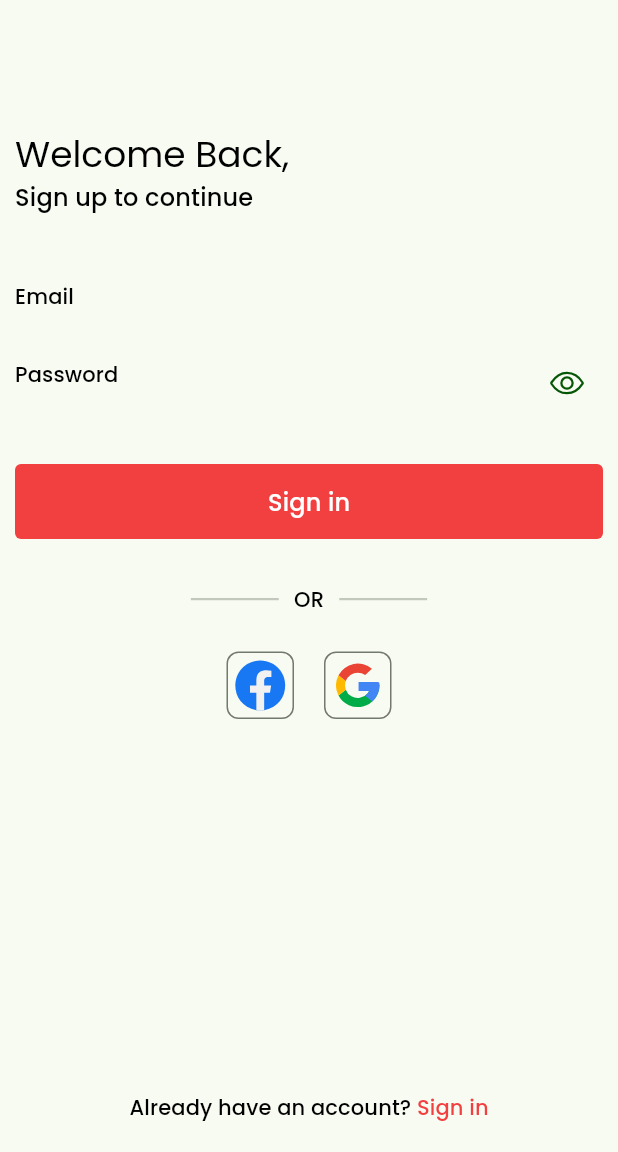
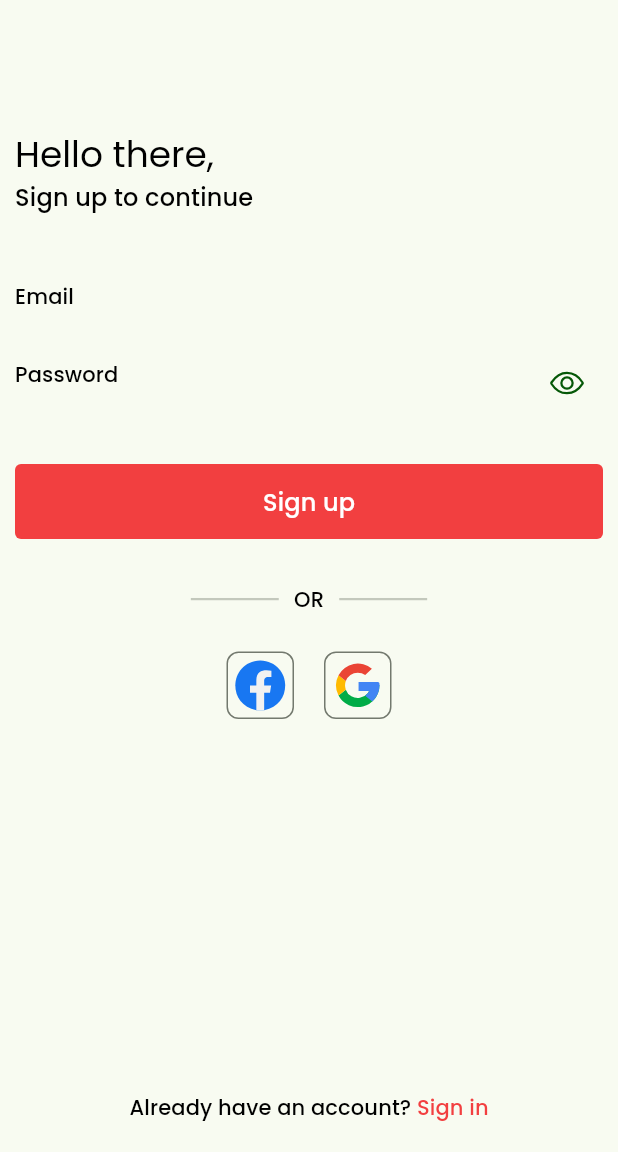
Before and after one commit to roshandroids/yts_mobile, a Flutter app: the SignupScreen screen opened by its route, on a phone screen of 412 x 824 dp, the part 84-1236 px from its top. Run offline on Flutter 3.47's test engine with Material 2 defaults, Android fonts, the light colour scheme and no system bars; our stand-ins replace another_flushbar, cached_network_image, clock, dartz, dio, equatable and 14 more; accounts and stored records are empty; generated files the repository leaves out were written again; project files that could hold a hidden picture were left out.

Commit message:
Signup and login with email implemented

```diff
--- a/lib/core/extensions/extensions.dart
+++ b/lib/core/extensions/extensions.dart
@@ -1,2 +1,4 @@
+export 'auth_exception_extension.dart';
 export 'list_extension.dart';
+export 'snackbar_extension.dart';
 export 'string_hardcoded.dart';
--- a/lib/core/theme/app_theme.dart
+++ b/lib/core/theme/app_theme.dart
@@ -62,4 +62,6 @@ extension CoreColors on ThemeData {
   Color get coreRed => const Color.fromRGBO(242, 63, 64, 1);
   Color get coreWhite => const Color.fromARGB(255, 255, 255, 255);
   Color get coreTransparent => const Color.fromRGBO(0, 0, 0, 0);
+  Color get coreBlack => const Color.fromRGBO(0, 0, 0, 1);
+  Color get coreGreen => const Color.fromRGBO(76, 175, 80, 1);
 }
--- a/lib/core/widgets/custom_button.dart
+++ b/lib/core/widgets/custom_button.dart
@@ -23,7 +23,13 @@ class CustomButton extends StatelessWidget {
   @override
   Widget build(BuildContext context) {
     final size = MediaQuery.of(context).size;
-    return Container(
+    return InkWell(
+      splashFactory: NoSplash.splashFactory,
+      splashColor: Theme.of(context).coreTransparent,
+      focusColor: Theme.of(context).coreTransparent,
+      highlightColor: Theme.of(context).coreTransparent,
+      onTap: onTap,
+      child: Container(
         width: width ?? size.width,
         height: height ?? 50,
         alignment: Alignment.center,
@@ -45,6 +51,7 @@ class CustomButton extends StatelessWidget {
                         .subtitle1
                         ?.copyWith(color: Theme.of(context).coreWhite),
               ),
+      ),
     );
   }
 }
--- a/lib/core/widgets/custom_text_field.dart
+++ b/lib/core/widgets/custom_text_field.dart
@@ -1,5 +1,6 @@
 import 'package:flutter/material.dart';
 import 'package:flutter/services.dart';
+import 'package:yts_mobile/core/core.dart';
 
 class CustomTextField extends StatelessWidget {
   const CustomTextField({
@@ -51,6 +52,10 @@ class CustomTextField extends StatelessWidget {
               hintStyle: hintStyle ?? Theme.of(context).textTheme.subtitle2,
               labelText: labelText,
               labelStyle: labelStyle ?? Theme.of(context).textTheme.subtitle2,
+              errorStyle: Theme.of(context)
+                  .textTheme
+                  .bodyText2
+                  ?.copyWith(color: Theme.of(context).coreRed),
               enabledBorder:
                   const UnderlineInputBorder(borderSide: BorderSide.none),
               border: const UnderlineInputBorder(borderSide: BorderSide.none),
--- a/lib/feature/auth/application/application.dart
+++ b/lib/feature/auth/application/application.dart
@@ -1,2 +1,3 @@
 export 'auth_controller.dart';
 export 'auth_status_provider.dart';
+export 'firebase_auth_provider.dart';
--- a/lib/feature/auth/application/auth_status_provider.dart
+++ b/lib/feature/auth/application/auth_status_provider.dart
@@ -1,6 +1,7 @@
 import 'package:firebase_auth/firebase_auth.dart';
 import 'package:flutter_riverpod/flutter_riverpod.dart';
+import 'package:yts_mobile/feature/auth/auth.dart';
 
 final authProvider = StreamProvider<User?>((ref) {
-  return FirebaseAuth.instance.authStateChanges();
+  return ref.read(firebaseAuthProvider).authStateChanges();
 });
--- /dev/null
+++ b/lib/feature/auth/application/firebase_auth_provider.dart
@@ -0,0 +1,6 @@
+import 'package:firebase_auth/firebase_auth.dart';
+import 'package:flutter_riverpod/flutter_riverpod.dart';
+
+final firebaseAuthProvider = Provider<FirebaseAuth>((ref) {
+  return FirebaseAuth.instance;
+});
--- a/lib/feature/auth/infrastructure/models/user_model.dart
+++ b/lib/feature/auth/infrastructure/models/user_model.dart
@@ -0,0 +1,14 @@
+import 'package:freezed_annotation/freezed_annotation.dart';
+part 'user_model.freezed.dart';
+part 'user_model.g.dart';
+
+@freezed
+class UserModel with _$UserModel {
+  const factory UserModel({
+    required String email,
+    required String userId,
+    @Default(false) bool emailVerified,
+  }) = _UserModel;
+  factory UserModel.fromJson(Map<String, dynamic> json) =>
+      _$UserModelFromJson(json);
+}
--- a/lib/feature/auth/presentation/signup_screen.dart
+++ b/lib/feature/auth/presentation/signup_screen.dart
@@ -5,6 +5,7 @@ import 'package:flutter_riverpod/flutter_riverpod.dart';
 import 'package:flutter_vector_icons/flutter_vector_icons.dart';
 import 'package:go_router/go_router.dart';
 import 'package:yts_mobile/core/core.dart';
+import 'package:yts_mobile/feature/auth/auth.dart';
 import 'package:yts_mobile/feature/auth/presentation/widgets/social_login_button.dart';
 
 class SignupScreen extends ConsumerStatefulWidget {
@@ -18,6 +19,7 @@ class _SignupScreenState extends ConsumerState<SignupScreen> {
   late final TextEditingController _emailController;
   late final TextEditingController _passwordController;
   late final ValueNotifier<bool> _showPassword;
+  final _formKey = GlobalKey<FormState>();
   @override
   void initState() {
     _emailController = TextEditingController();
@@ -26,10 +28,32 @@ class _SignupScreenState extends ConsumerState<SignupScreen> {
     super.initState();
   }
 
+  Future<void> signup() async {
+    FocusScope.of(context).unfocus();
+    if (_formKey.currentState?.validate() ?? false) {
+      await ref.read(signupControllerProvider.notifier).signupWithCreds(
+            email: _emailController.text.trim(),
+            password: _passwordController.text.trim(),
+          );
+    }
+  }
+
   @override
   Widget build(BuildContext context) {
     final size = MediaQuery.of(context).size;
-
+    final signupState = ref.watch(signupControllerProvider);
+    ref.listen(signupControllerProvider, (oldState, newState) async {
+      if (newState is BaseError) {
+        if (!mounted) return;
+        await context.showSnackbar(newState.failure.reason, isError: true);
+      }
+      if (newState is BaseSuccess<UserModel>) {
+        if (!mounted) return;
+        await context.showSnackbar('Account created, login to continue');
+        if (!mounted) return;
+        context.go(RoutePaths.loginRoute.path);
+      }
+    });
     return KeyboardVisibilityBuilder(
       builder: (context, isKeyboardVisible) {
         return Scaffold(
@@ -46,25 +70,31 @@ class _SignupScreenState extends ConsumerState<SignupScreen> {
               ),
             ),
           ),
-          body: InkWell(
+          body: AbsorbPointer(
+            absorbing: signupState is BaseLoading,
+            child: InkWell(
               splashFactory: NoSplash.splashFactory,
               splashColor: Theme.of(context).coreTransparent,
               focusColor: Theme.of(context).coreTransparent,
               highlightColor: Theme.of(context).coreTransparent,
               onTap: () => FocusScope.of(context).unfocus(),
+              child: Form(
+                key: _formKey,
                 child: Column(
                   children: [
                     Expanded(
                       child: SingleChildScrollView(
-                    padding:
-                        const EdgeInsets.symmetric(horizontal: 10, vertical: 5),
+                        padding: const EdgeInsets.symmetric(
+                          horizontal: 10,
+                          vertical: 5,
+                        ),
                         child: Column(
                           mainAxisAlignment: MainAxisAlignment.center,
                           crossAxisAlignment: CrossAxisAlignment.start,
                           children: [
                             SizedBox(height: size.height / 10),
                             Text(
-                          'Welcome Back,'.hardcoded,
+                              'Hello there,'.hardcoded,
                               style: Theme.of(context)
                                   .textTheme
                                   .headline5
@@ -90,7 +120,7 @@ class _SignupScreenState extends ConsumerState<SignupScreen> {
                               valueListenable: _showPassword,
                               builder: (context, value, child) {
                                 return CustomTextField(
-                              obscureText: value,
+                                  obscureText: !value,
                                   controller: _passwordController,
                                   hintText: 'Password'.hardcoded,
                                   keyboardType: TextInputType.text,
@@ -113,7 +143,9 @@ class _SignupScreenState extends ConsumerState<SignupScreen> {
                             const SizedBox(height: 30),
                             Center(
                               child: CustomButton(
-                            title: 'Sign in'.hardcoded,
+                                title: 'Sign up'.hardcoded,
+                                loading: signupState is BaseLoading,
+                                onTap: signup,
                               ),
                             ),
                             const SizedBox(height: 30),
@@ -127,8 +159,9 @@ class _SignupScreenState extends ConsumerState<SignupScreen> {
                                   child: Divider(thickness: 1.5),
                                 ),
                                 Padding(
-                              padding:
-                                  const EdgeInsets.symmetric(horizontal: 10),
+                                  padding: const EdgeInsets.symmetric(
+                                    horizontal: 10,
+                                  ),
                                   child: Text(
                                     'OR'.hardcoded,
                                     style: Theme.of(context)
@@ -150,7 +183,9 @@ class _SignupScreenState extends ConsumerState<SignupScreen> {
                               mainAxisAlignment: MainAxisAlignment.center,
                               crossAxisAlignment: CrossAxisAlignment.center,
                               children: const [
-                            SocialLoginButton(asset: AppAssets.facebookLogo),
+                                SocialLoginButton(
+                                  asset: AppAssets.facebookLogo,
+                                ),
                                 SizedBox(width: 20),
                                 SocialLoginButton(asset: AppAssets.googleLogo),
                               ],
@@ -172,8 +207,10 @@ class _SignupScreenState extends ConsumerState<SignupScreen> {
                                 recognizer: TapGestureRecognizer()
                                   ..onTap = () => context.pop(),
                                 text: 'Sign in'.hardcoded,
-                            style:
-                                Theme.of(context).textTheme.subtitle2?.copyWith(
+                                style: Theme.of(context)
+                                    .textTheme
+                                    .subtitle2
+                                    ?.copyWith(
                                       color: Theme.of(context).coreRed,
                                     ),
                               ),
@@ -184,6 +221,8 @@ class _SignupScreenState extends ConsumerState<SignupScreen> {
                       const SizedBox(height: 20),
                     ],
                   ],
+                ),
+              ),
             ),
           ),
         );
--- a/pubspec.yaml
+++ b/pubspec.yaml
@@ -9,6 +9,7 @@ environment:
   sdk: ">=2.18.5 <3.0.0"
 
 dependencies:
+  another_flushbar: ^1.12.29
   cached_network_image: ^3.2.3
   clock: ^1.1.1
   cupertino_icons: ^1.0.5
```
Also changed, not shown: lib/core/extensions/auth_exception_extension.dart (added, +37 -0 lines), lib/core/extensions/snackbar_extension.dart (added, +31 -0 lines), lib/feature/auth/application/auth_controller.dart (+55 -0 lines), lib/feature/auth/infrastructure/repositories/auth_repository.dart (+25 -0 lines), lib/feature/auth/infrastructure/repositories/auth_repository_impl.dart (+63 -0 lines), lib/feature/auth/presentation/login_screen.dart (+57 -10 lines), 2 other files. Lines whose indentation alone changed are shown as unchanged.
